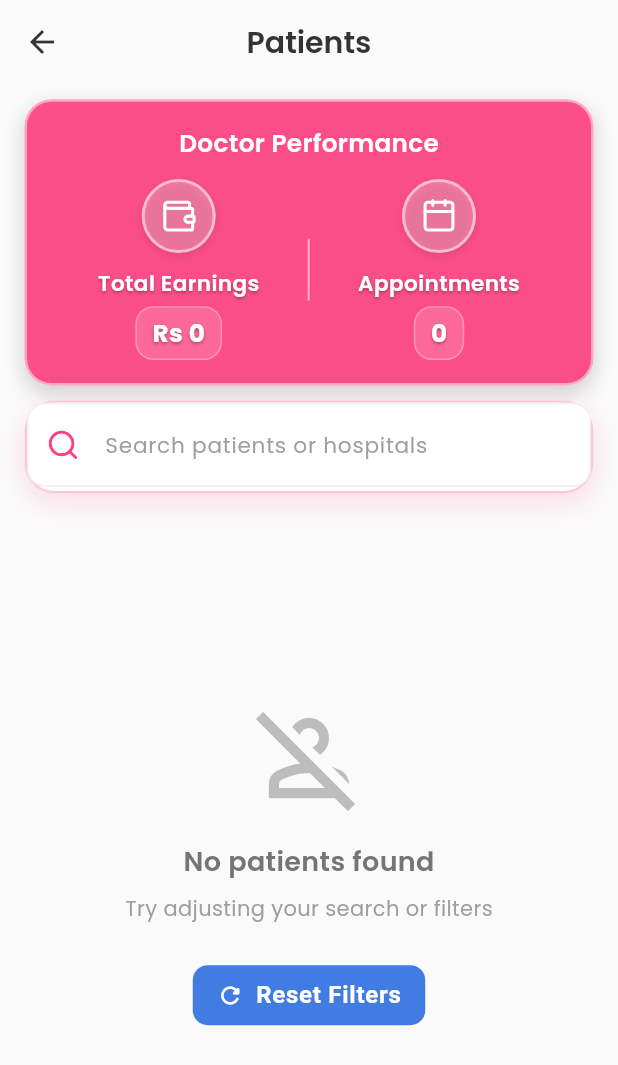
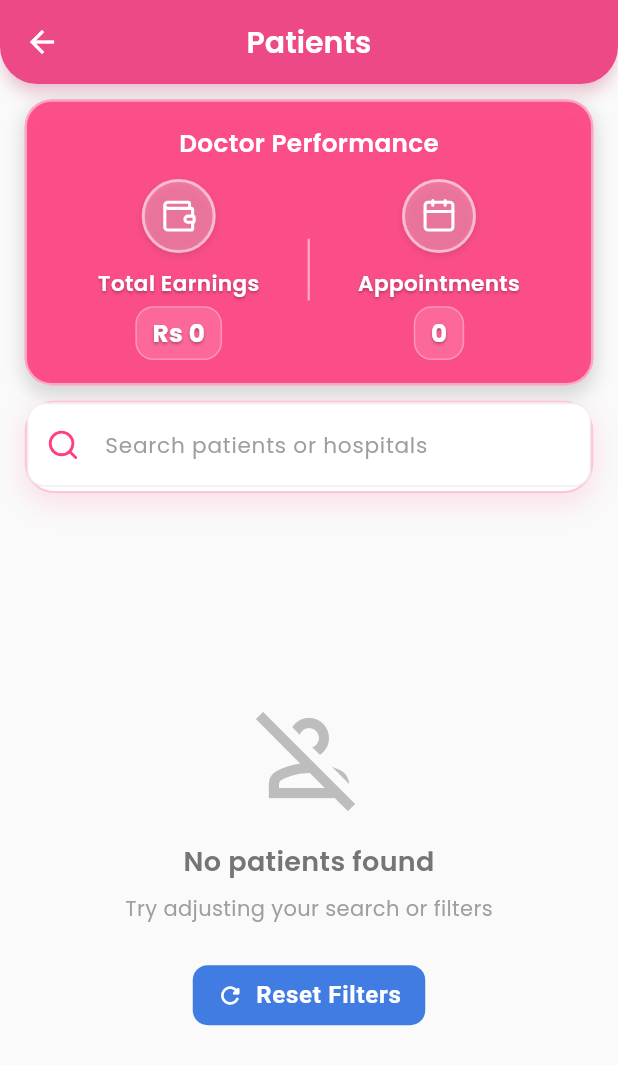
Before and after one commit to haseebawan45/Asan-Ilaaj, a Flutter app: the PatientsScreen screen opened directly, on a phone screen of 412 x 824 dp. Shown: the top 1065 px of the screen. Run offline on Flutter 3.47's test engine with Material 3 defaults, Android fonts, the phone set to English and light mode, and no system bars; our stand-ins replace audioplayers, cached_network_image, cloud_firestore, firebase_auth, firebase_core, firebase_storage and 9 more; missing offline and left inert: agora_rtc_engine, file_selector, flutter_pdfview, record; accounts and stored records are empty.

Commit message:
UI Enhancements/statusbar/patients

```diff
--- a/lib/views/screens/analytics/patients.dart
+++ b/lib/views/screens/analytics/patients.dart
@@ -60,8 +60,8 @@ class _PatientsScreenState extends State<PatientsScreen> with SingleTickerProvid
     super.initState();
     debugPrint('PatientsScreen initState called');
 
-    // Set system UI overlay style for patients screen - white/transparent status bar
-    UIHelper.applyTransparentStatusBar(withPostFrameCallback: true);
+    // Use pink status bar for consistency with other screens
+    UIHelper.applyPinkStatusBar(withPostFrameCallback: true);
 
     _controller = AnimationController(
       duration: const Duration(milliseconds: 800),
@@ -91,9 +91,8 @@ class _PatientsScreenState extends State<PatientsScreen> with SingleTickerProvid
     _controller.dispose();
     _searchController.dispose();
 
-    // Important: don't try to reset status bar style here
-    // Let the parent screen (analytics) handle its own UI styling
-    // This previously caused the issue with the pink status bar disappearing
+    // Ensure pink status bar is maintained when leaving
+    UIHelper.applyPinkStatusBar();
 
     super.dispose();
   }
@@ -215,6 +214,9 @@ class _PatientsScreenState extends State<PatientsScreen> with SingleTickerProvid
     debugPrint('🔄 Starting data refresh in background');
     _debugPrintState('before-refresh');
 
+    // Ensure pink status bar is maintained during refresh
+    UIHelper.applyPinkStatusBar();
+
     setState(() {
       _isRefreshing = true;
       // Reset pagination for a fresh load
@@ -245,6 +247,10 @@ class _PatientsScreenState extends State<PatientsScreen> with SingleTickerProvid
           _isRefreshing = false;
           _isLoading = false;
         });
+
+        // Reapply pink status bar after refresh completes
+        UIHelper.applyPinkStatusBar();
+
         _debugPrintState('after-refresh');
       }
     }
@@ -616,7 +622,7 @@ class _PatientsScreenState extends State<PatientsScreen> with SingleTickerProvid
     _debugPrintState('build');
 
     return UIHelper.ensureStatusBarStyle(
-      style: UIHelper.transparentStatusBarStyle,
+      style: UIHelper.pinkStatusBarStyle,
       child: WillPopScope(
         onWillPop: () async {
           // Apply pink status bar before popping to analytics screen
@@ -628,10 +634,18 @@ class _PatientsScreenState extends State<PatientsScreen> with SingleTickerProvid
         child: Scaffold(
           backgroundColor: Colors.grey.shade50,
           appBar: AppBar(
-            backgroundColor: Colors.transparent,
-            elevation: 0,
+            backgroundColor: AppTheme.primaryPink,
+            elevation: 4,
+            shadowColor: AppTheme.primaryPink.withOpacity(0.4),
+            systemOverlayStyle: UIHelper.pinkStatusBarStyle,
+            shape: RoundedRectangleBorder(
+              borderRadius: BorderRadius.only(
+                bottomLeft: Radius.circular(25),
+                bottomRight: Radius.circular(25),
+              ),
+            ),
             leading: IconButton(
-              icon: Icon(Icons.arrow_back, color: AppTheme.darkText),
+              icon: Icon(Icons.arrow_back, color: Colors.white),
               onPressed: () {
                 // Apply pink status bar before popping
                 UIHelper.applyPinkStatusBar(withPostFrameCallback: true);
@@ -641,7 +655,7 @@ class _PatientsScreenState extends State<PatientsScreen> with SingleTickerProvid
             title: Text(
               "Patients",
               style: GoogleFonts.poppins(
-                color: AppTheme.darkText,
+                color: Colors.white,
                 fontWeight: FontWeight.w600
               ),
             ),
```
